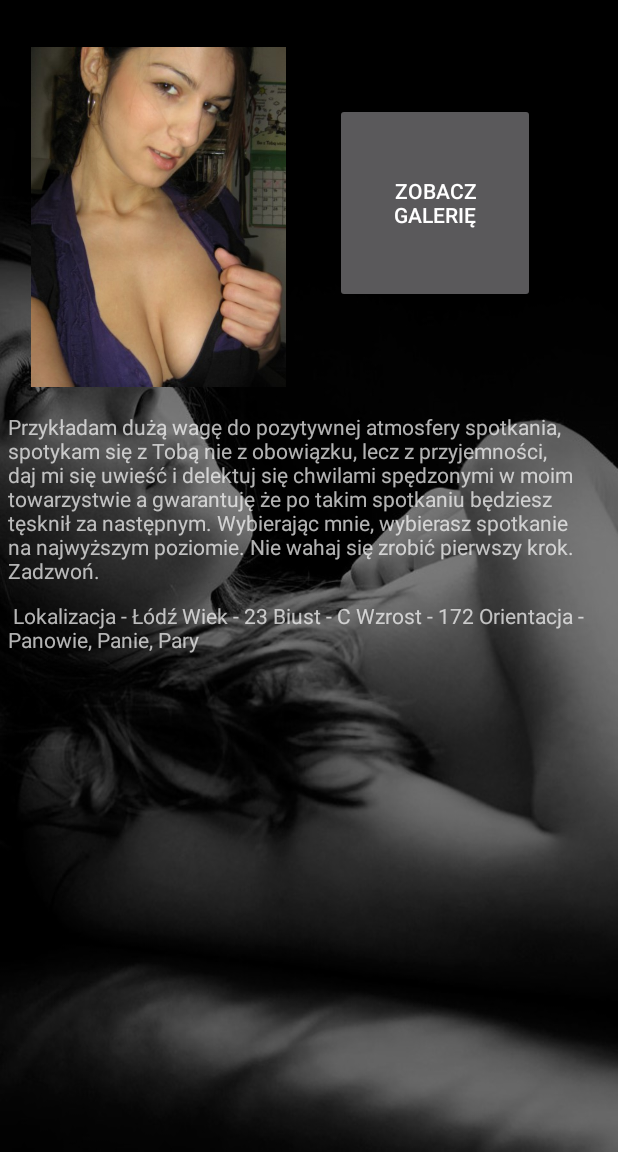
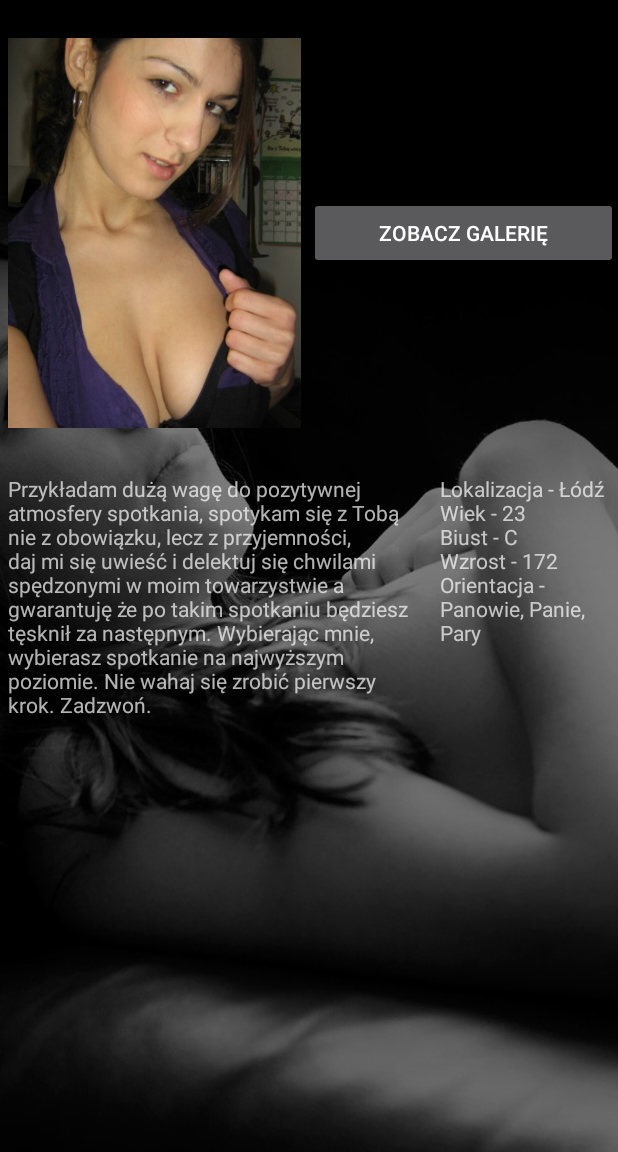
Before and after one commit to szzc187/LubimyBzykac, an Android app: the screen it shows after launch (MainActivity), on a phone screen of 412 x 824 dp, the part 84-1236 px from its top. Run offline under Robolectric (Android 15) with nearby library versions, the phone set to English and light mode, and no system bars.

Commit message:
galleria poprawiona i gotowa w zasadzie :)

```diff
--- a/app/src/main/java/lubimybzykac/pl/monika_lubimybzykac/Gallery.java
+++ b/app/src/main/java/lubimybzykac/pl/monika_lubimybzykac/Gallery.java
@@ -15,11 +15,11 @@ public class Gallery extends AppCompatActivity {
         setContentView(R.layout.activity_gallery);
 
         GridView gridView = (GridView) findViewById(R.id.gridView);
-        gridView.setAdapter(new ImageAdapter(this));
+        gridView.setAdapter(new MyAdapter(this));
         gridView.setOnItemClickListener(new AdapterView.OnItemClickListener(){
             @Override
             public void onItemClick(AdapterView<?> parent, View view, int position,long id) {
-                Intent i = new Intent(getApplicationContext(),TouchActivity.class);
+                Intent i = new Intent(getApplicationContext(),activity_daveimage.class);
                 i.putExtra("id",position);
                 startActivity(i);
             }
--- a/app/src/main/res/layout/activity_main.xml
+++ b/app/src/main/res/layout/activity_main.xml
@@ -7,68 +7,65 @@
     android:layout_width="match_parent"
     android:layout_height="match_parent"
     android:background="@drawable/bg"
-
     app:layout_behavior="@string/appbar_scrolling_view_behavior"
     tools:context="lubimybzykac.pl.monika_lubimybzykac.MainActivity">
 
-
-    <RelativeLayout
+    <LinearLayout
         android:layout_width="match_parent"
         android:layout_height="match_parent"
-        >
+        android:orientation="vertical">
+    <LinearLayout
+        android:layout_width="match_parent"
+        android:layout_height="match_parent">
+
 
              <ImageView
+                 android:layout_width="match_parent"
+                 android:layout_height="300dp"
                 android:id="@+id/imageView"
-            android:layout_width="170dp"
-            android:layout_height="250dp"
-            android:layout_marginTop="19dp"
+                android:layout_gravity="center_vertical|center_horizontal"
                 app:srcCompat="@drawable/pic_1"
-            android:layout_alignParentTop="true"
-            android:layout_alignLeft="@+id/textView1"
-            android:layout_alignStart="@+id/textView1"
-            android:layout_marginLeft="15dp"
-            android:layout_marginStart="15dp" />
+                 android:layout_margin="5dp"
+                 android:layout_weight="10"
+                />
 
             <Button
                 android:id="@+id/imageButton"
-            android:layout_width="200px"
-            android:layout_height="200px"
+                android:layout_width="match_parent"
+                android:layout_height="wrap_content"
+                android:layout_gravity="center"
                 android:text="ZOBACZ GALERIĘ"
-            android:layout_marginTop="49dp"
-            android:layout_marginRight="50dp"
-            android:layout_marginEnd="50dp"
-            android:layout_alignTop="@+id/imageView"
-            android:layout_alignRight="@+id/textView1"
-            android:layout_alignEnd="@+id/textView1" />
+                android:padding="3dip"
+                android:layout_weight="10"
+                />
+
+    </LinearLayout>
+    <LinearLayout
+        android:layout_width="match_parent"
+        android:layout_height="match_parent">
 
         <TextView
-            android:layout_width="match_parent"
-            android:layout_height="match_parent"
+            android:layout_width="wrap_content"
+            android:layout_height="wrap_content"
             android:layout_margin="5dp"
             android:layout_below="@+id/imageView"
             android:id="@+id/textView1"
+            android:layout_weight="10"
+
             android:text="Przykładam dużą wagę do pozytywnej atmosfery spotkania, spotykam się z Tobą nie z obowiązku, lecz z przyjemności, daj mi się uwieść i delektuj się chwilami spędzonymi w moim towarzystwie a gwarantuję że po takim spotkaniu będziesz tęsknił za następnym.
 Wybierając mnie, wybierasz spotkanie na najwyższym poziomie. Nie wahaj się zrobić pierwszy krok. Zadzwoń.
 "            />
 
         <TextView
-            android:layout_width="match_parent"
-            android:layout_height="match_parent"
+            android:layout_width="wrap_content"
+            android:layout_height="wrap_content"
             android:layout_margin="5dp"
             android:id="@+id/textView2"
+            android:layout_weight="7"
             android:layout_below="@+id/textView1"
-            android:text=" Lokalizacja - Łódź
-Wiek - 23
-Biust - C
-Wzrost - 172
-Orientacja - Panowie, Panie, Pary"
+            android:text="Lokalizacja - Łódź \nWiek - 23\nBiust - C\nWzrost - 172\nOrientacja - Panowie, Panie, Pary"
             />
+    </LinearLayout>
+</LinearLayout>
 
-
-
-
-
-
-
-    </RelativeLayout>
 </ScrollView>
```
Also changed, not shown: app/build.gradle (+5 -2 lines), app/src/main/AndroidManifest.xml (+2 -8 lines), app/src/main/java/lubimybzykac/pl/monika_lubimybzykac/DataIn.java (+4 -4 lines), app/src/main/java/lubimybzykac/pl/monika_lubimybzykac/ImageAdapter.java (deleted, +0 -50 lines), app/src/main/java/lubimybzykac/pl/monika_lubimybzykac/MyAdapter.java (added, +78 -0 lines), app/src/main/java/lubimybzykac/pl/monika_lubimybzykac/SquareImageView.java (added, +25 -0 lines), app/src/main/java/lubimybzykac/pl/monika_lubimybzykac/activity_daveimage.java (added, +26 -0 lines), app/src/main/res/layout/activity_daveimage.xml (added, +10 -0 lines), app/src/main/res/layout/activity_full_image.xml (deleted, +0 -20 lines), app/src/main/res/layout/activity_gallery.xml (+3 -17 lines), app/src/main/res/layout/grid_item.xml (added, +26 -0 lines). Lines whose indentation alone changed are shown as unchanged.
